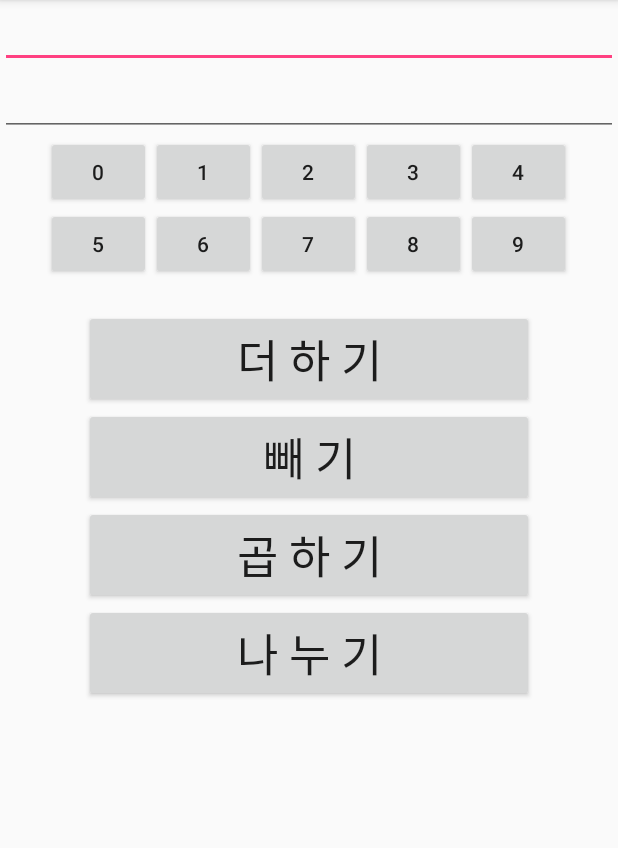
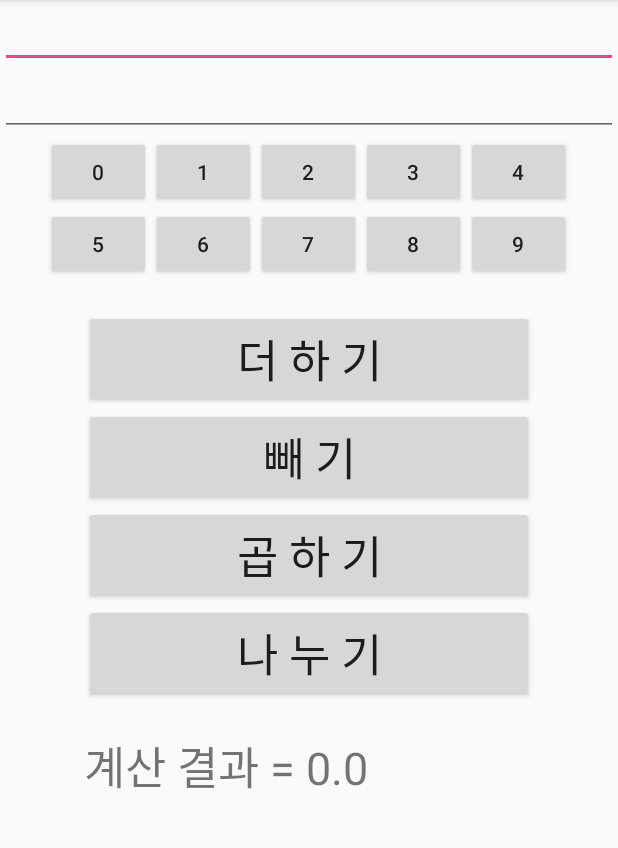
Before and after one commit to lej3802/GridCalculator, an Android app: the screen it shows after launch (MainActivity), after a tap on "더 하 기", on a phone screen of 412 x 824 dp, the part 84-932 px from its top. Run offline under Robolectric (Android 15) with nearby library versions, the phone set to English and light mode, and no system bars; 2 statements that could not run were skipped.

Commit message:
#4 EventProgramming2

```diff
--- a/app/src/main/java/ljhi0222/kr/hs/emirim/gridcalculator/MainActivity.java
+++ b/app/src/main/java/ljhi0222/kr/hs/emirim/gridcalculator/MainActivity.java
@@ -28,6 +28,7 @@ public class MainActivity extends AppCompatActivity {
         edit2=(EditText)findViewById(R.id.edit2);
         edit1.setOnTouchListener(editHandler);
         edit2.setOnTouchListener(editHandler);
+        res=(TextView)findViewById(R.id.res);
 
         for(int i=0; i<butNums.length; i++){
 //            butNums[i]=(Button)findViewById(ids[i]);
@@ -60,7 +61,25 @@ public class MainActivity extends AppCompatActivity {
     View.OnClickListener butOpsHandler= new View.OnClickListener(){
         @Override
         public void onClick(View view){
+            int num1 = Integer.parseInt(edit1.getText().toString());
+            int num2 = Integer.parseInt(edit2.getText().toString());
+            double result = 0;
 
+            switch(view.getId()){
+                case R.id.cal1:
+                    result=num1+num2;
+                    break;
+                case R.id.cal2:
+                    result=num1-num2;
+                    break;
+                case R.id.cal3:
+                    result=num1*num2;
+                    break;
+                case R.id.cal4:
+                    result=(double)num1/num2;
+                    break;
+            }
+            res.setText("계산 결과 = " + result);
       }
     };
 
```
